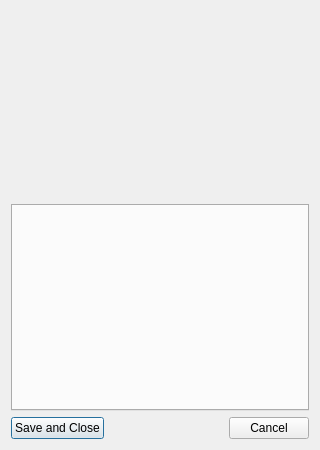
First picture: the form in KryptaEditor/ObjectSettingsDialog.ui, repository cellproductions/KryptaEditorQT, before the edit.
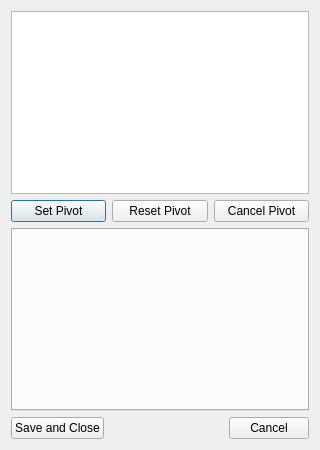
Second picture: the form after the edit. Custom widgets are drawn as their Qt base class.

Patch:
```diff
--- a/KryptaEditor/ObjectSettingsDialog.ui
+++ b/KryptaEditor/ObjectSettingsDialog.ui
@@ -15,17 +15,42 @@
   </property>
   <layout class="QVBoxLayout" name="verticalLayout_2">
    <item>
-    <layout class="QVBoxLayout" name="verticalLayout" stretch="45,50,5">
+    <layout class="QVBoxLayout" name="verticalLayout" stretch="50,0,50,5">
      <item>
-      <widget class="QLabel" name="lObject">
-       <property name="text">
-        <string/>
+      <widget class="PivotView" name="gvObject">
+       <property name="verticalScrollBarPolicy">
+        <enum>Qt::ScrollBarAlwaysOff</enum>
        </property>
-       <property name="alignment">
-        <set>Qt::AlignCenter</set>
+       <property name="horizontalScrollBarPolicy">
+        <enum>Qt::ScrollBarAlwaysOff</enum>
        </property>
       </widget>
      </item>
+     <item>
+      <layout class="QHBoxLayout" name="horizontalLayout_2">
+       <item>
+        <widget class="QPushButton" name="bPivotSet">
+         <property name="text">
+          <string>Set Pivot</string>
+         </property>
+        </widget>
+       </item>
+       <item>
+        <widget class="QPushButton" name="bPivotReset">
+         <property name="text">
+          <string>Reset Pivot</string>
+         </property>
+        </widget>
+       </item>
+       <item>
+        <widget class="QPushButton" name="bPivotCancel">
+         <property name="text">
+          <string>Cancel Pivot</string>
+         </property>
+        </widget>
+       </item>
+      </layout>
+     </item>
      <item>
       <widget class="QTabWidget" name="tabs">
        <property name="currentIndex">
@@ -68,6 +93,13 @@
    </item>
   </layout>
  </widget>
+ <customwidgets>
+  <customwidget>
+   <class>PivotView</class>
+   <extends>QGraphicsView</extends>
+   <header>PivotView.h</header>
+  </customwidget>
+ </customwidgets>
  <resources/>
  <connections/>
 </ui>
```
